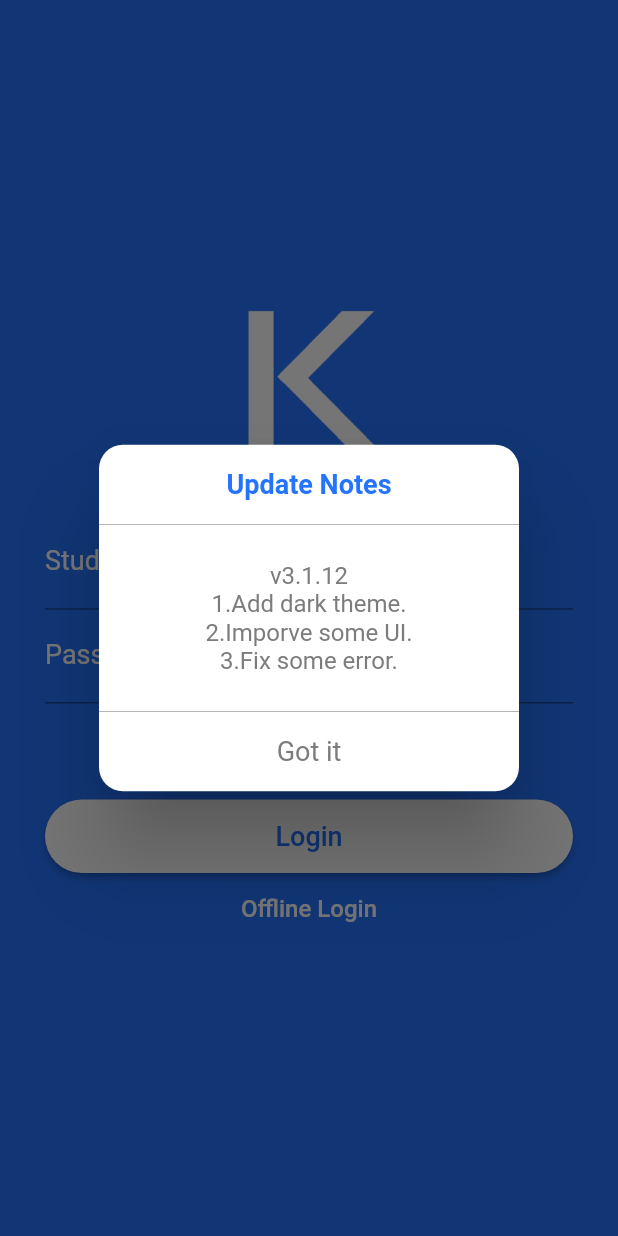
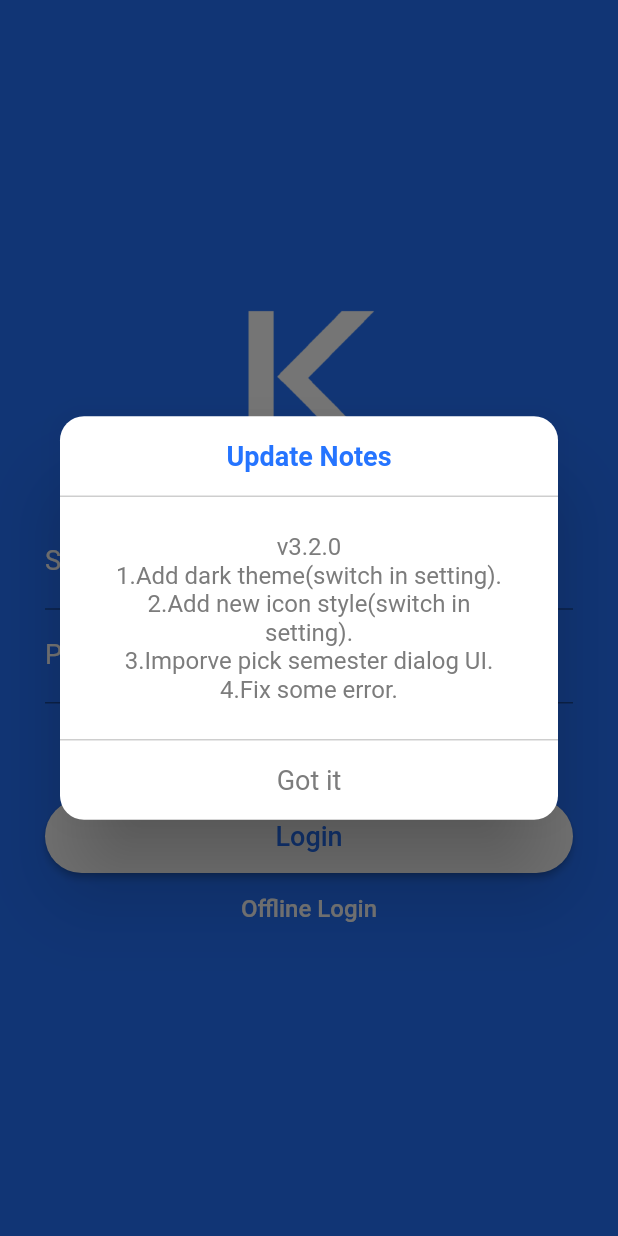
Before and after one commit to NKUST-ITC/NKUST-AP-Flutter, a Flutter app: the screen it shows after launch, on a phone screen of 412 x 824 dp. Run offline on Flutter 3.47's test engine with Material 2 defaults, Android fonts, the phone set to English and light mode, and no system bars; our stand-ins replace cached_network_image, connectivity, dio, firebase_analytics, firebase_messaging, firebase_remote_config and 8 more; missing offline and left inert: add_2_calendar, app_review, encrypt, flutter_crashlytics; accounts and stored records are empty; statements that could not run were skipped.

Commit message:
Update to v3.2.0

```diff
--- a/lib/utils/app_localizations.dart
+++ b/lib/utils/app_localizations.dart
@@ -64,7 +64,7 @@ class AppLocalizations {
       'app_name': 'NKUST AP',
       'update_note_title': 'Update Notes',
       'update_note_content':
-          '1.Add dark theme.\n2.Imporve some UI.\n3.Fix some error.',
+          '1.Add dark theme(switch in setting).\n2.Add new icon style(switch in setting).\n3.Imporve pick semester dialog UI.\n4.Fix some error.',
       'splash_content': '我們全都包了\n只剩下學校不包我們',
       'share': 'Share',
       'teacher_confirm_title': 'Are you a teacher?',
@@ -355,7 +355,8 @@ class AppLocalizations {
     'zh': {
       'app_name': '高科校務通',
       'update_note_title': '更新日誌',
-      'update_note_content': '1.新增深色主題\n2.優化部分介面\n3.修正部分錯誤',
+      'update_note_content':
+          '1.新增深色主題(可至設定切換)\n2.推出新風格圖案(可至設定切換)\n3.優化選擇學期列表對話框\n4.修正部分錯誤',
       'splash_content': '我們全都包了\n只剩下學校不包我們',
       'share': '分享',
       'teacher_confirm_title': '您是老師嗎？',
--- a/pubspec.yaml
+++ b/pubspec.yaml
@@ -1,7 +1,7 @@
 name: nkust_ap
 description: A new Flutter application.
 
-version: 3.1.12+30112
+version: 3.2.0+30200
 
 environment:
   sdk: ">=2.2.2 <3.0.0"
```
